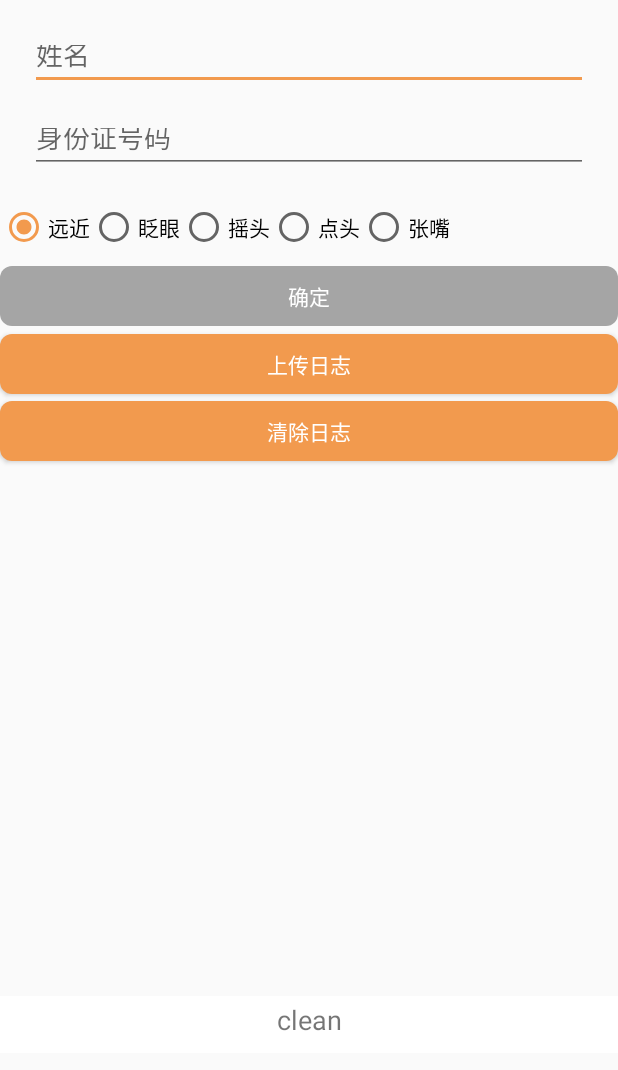
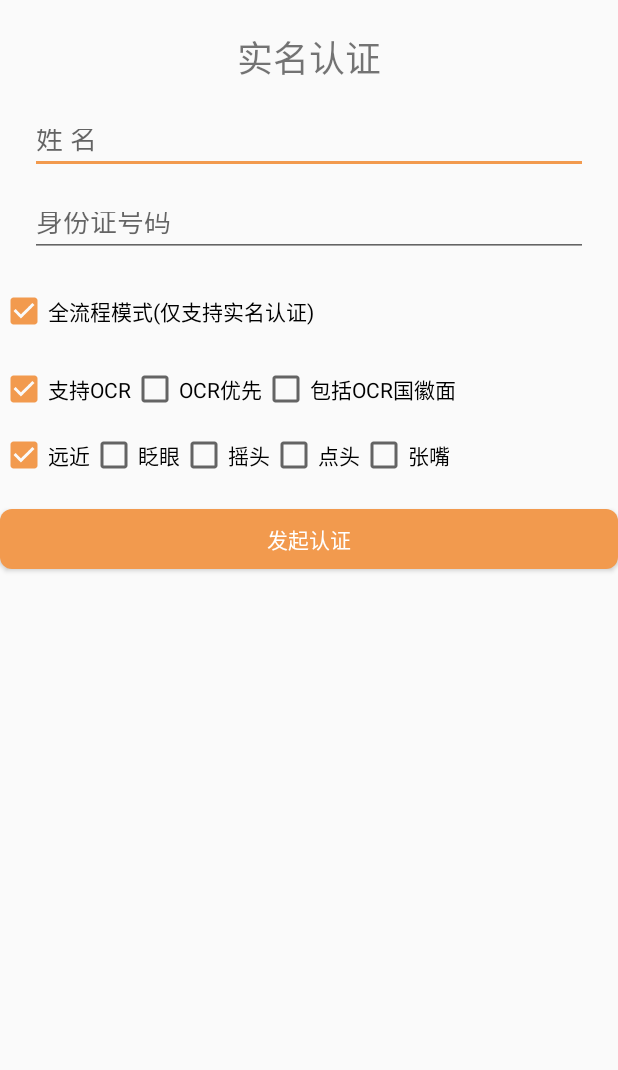
Before and after one commit to RD0086/fldt_for_android, an Android app: the PRActivity screen opened directly, with no data from a screen before it, on a phone screen of 412 x 824 dp. Shown: the top 1070 px of the screen. Run offline under Robolectric (Android 15) with nearby library versions, the light colour scheme and no system bars; libraries missing offline, so code that uses them is left out: com.esandinfo.livingdetection; 2 statements that could not run were skipped.

Commit message:
update : 更新sdk 及实名认证demo

```diff
--- a/demo/app/src/main/java/com/esand/activity/PRActivity.java
+++ b/demo/app/src/main/java/com/esand/activity/PRActivity.java
@@ -1,50 +1,38 @@
-/**
- * 实名认证
- */
 package com.esand.activity;
 
-import android.app.AlertDialog;
-import android.content.ClipData;
-import android.content.ClipboardManager;
-import android.content.Context;
-import android.content.DialogInterface;
 import android.os.Bundle;
 import android.os.Handler;
-import android.os.Looper;
 import android.os.Message;
-import android.support.annotation.Nullable;
 import android.support.v7.app.AppCompatActivity;
 import android.text.Editable;
 import android.text.TextWatcher;
-import android.util.Log;
 import android.view.MenuItem;
 import android.view.View;
 import android.widget.Button;
+import android.widget.CheckBox;
 import android.widget.EditText;
-import android.widget.RadioButton;
 import android.widget.TextView;
 
 import com.esand.activity.util.AppValidationMgr;
 import com.esand.activity.util.HTTPClient;
 import com.esand.activity.util.SaveDataUtil;
 import com.esandinfo.livingdetection.EsLivingDetectionManager;
+import com.esandinfo.livingdetection.bean.EsLDTInitConfig;
 import com.esandinfo.livingdetection.bean.EsLivingDetectResult;
 import com.esandinfo.livingdetection.biz.EsLivingDetectCallback;
 import com.esandinfo.livingdetection.constants.EsLivingDetectErrorCode;
 import com.esandinfo.livingdetection.util.AppExecutors;
 import com.esandinfo.livingdetection.util.GsonUtil;
-import com.esandinfo.livingdetection.util.MyLog;
 
 import java.util.Map;
 
+/**
+ * 实名认证 DEMO
+ */
 public class PRActivity extends AppCompatActivity implements View.OnClickListener, TextWatcher {
-
     private Button mBtnConfirm;
-    private Button uploadBtn;
-    private Button clearLogBtn;
     private EditText mEtCertNo;
     private EditText mEtCertName;
-    private TextView mTvClean;
     private TextView mTvInfo;
     private String mCertName;
     private String mCertNo;
@@ -52,19 +40,24 @@ public class PRActivity extends AppCompatActivity implements View.OnClickListene
     private Handler handler;
     private final int UPDATE_TEXT_VIEW = 0;
     private HTTPClient client;
-    private RadioButton btDistance;
-    private RadioButton btBlink;
-    private RadioButton btHeadShaking;
-    private RadioButton btNodding;
-    private RadioButton btMouthOpening;
-    int livingType = 1;
+    private CheckBox btDistance;
+    private CheckBox btBlink;
+    private CheckBox btHeadShaking;
+    private CheckBox btNodding;
+    private CheckBox btMouthOpening;
+    private CheckBox cbWithOCR;
+    private CheckBox cbOCRFirst;
+    private CheckBox cbIncFront;
+    private CheckBox cbMode;
+    private int livingType = 0; // 活体类型
 
     @Override
-    protected void onCreate(@Nullable Bundle savedInstanceState) {
+    protected void onCreate(Bundle savedInstanceState) {
         super.onCreate(savedInstanceState);
         setContentView(R.layout.activity_pr);
         initView();
         initData();
+
         handler = new Handler() {
             @Override
             public void handleMessage(Message msg) {
@@ -78,10 +71,6 @@ public class PRActivity extends AppCompatActivity implements View.OnClickListene
 
 
     private void initView() {
-        uploadBtn = findViewById(R.id.upload_log_btn);
-        uploadBtn.setOnClickListener(this);
-        clearLogBtn = findViewById(R.id.clear_log_btn);
-        clearLogBtn.setOnClickListener(this);
         mBtnConfirm = findViewById(R.id.btn_confirm);
         mBtnConfirm.setOnClickListener(this);
         mEtCertName = findViewById(R.id.et_cert_name);
@@ -91,26 +80,40 @@ public class PRActivity extends AppCompatActivity implements View.OnClickListene
         mEtCertName.setText(SaveDataUtil.getCertName(this));
         mEtCertNo.setText(SaveDataUtil.getCertNo(this));
         mTvInfo = findViewById(R.id.tv_info);
-        mTvClean = findViewById(R.id.tv_clean);
-        mTvClean.setOnClickListener(this);
 
-        btDistance = (RadioButton)findViewById(R.id.btDistance);
+        btDistance = (CheckBox)findViewById(R.id.btDistance);
         btDistance.setOnClickListener(this);
-        btBlink = (RadioButton)findViewById(R.id.btBlink);
+        btBlink = (CheckBox)findViewById(R.id.btBlink);
         btBlink.setOnClickListener(this);
-        btHeadShaking = (RadioButton)findViewById(R.id.btHeadShaking);
+        btHeadShaking = (CheckBox)findViewById(R.id.btHeadShaking);
         btHeadShaking.setOnClickListener(this);
-        btNodding = (RadioButton)findViewById(R.id.btNodding);
+        btNodding = (CheckBox)findViewById(R.id.btNodding);
         btNodding.setOnClickListener(this);
-        btMouthOpening = (RadioButton)findViewById(R.id.btMouthOpening);
+        btMouthOpening = (CheckBox)findViewById(R.id.btMouthOpening);
         btMouthOpening.setOnClickListener(this);
+        cbWithOCR = (CheckBox)findViewById(R.id.cbWithOCR);
+        cbWithOCR.setOnClickListener(this);
+        cbOCRFirst = (CheckBox)findViewById(R.id.cbOCRFirst);
+        cbOCRFirst.setOnClickListener(this);
+        cbIncFront = (CheckBox)findViewById(R.id.cbIncFront);
+        cbIncFront.setOnClickListener(this);
+        cbMode = (CheckBox)findViewById(R.id.cbMode);
+        cbMode.setOnClickListener(this);
         client = new HTTPClient(PRActivity.this);
     }
+
     private void initData() {
         manager = new EsLivingDetectionManager(PRActivity.this);
+        updateComfirmButtonStatus();
+    }
+
+    /**
+     * 更新按钮状态
+     */
+    private void updateComfirmButtonStatus() {
         mCertName = mEtCertName.getText().toString();
         mCertNo = mEtCertNo.getText().toString();
-        if (mCertName!=null && AppValidationMgr.isIDCard(mCertNo)) {
+        if (mCertName!=null && AppValidationMgr.isIDCard(mCertNo) || (cbMode!=null && cbMode.isChecked())) {
             mBtnConfirm.setEnabled(true);
             mBtnConfirm.setBackground(getResources().getDrawable(R.drawable.button_bg));
         } else {
@@ -133,84 +136,42 @@ public class PRActivity extends AppCompatActivity implements View.OnClickListene
             initData();
             SaveDataUtil.saveCertNo(PRActivity.this, mCertNo);
             SaveDataUtil.saveCertName(PRActivity.this, mCertName);
+            livingType = 0;
+            livingType = btDistance.isChecked()?livingType*10+1:livingType;
+            livingType = btBlink.isChecked()?livingType*10+2:livingType;
+            livingType = btHeadShaking.isChecked()?livingType*10+3:livingType;
+            livingType = btNodding.isChecked()?livingType*10+4:livingType;
+            livingType = btMouthOpening.isChecked()?livingType*10+5:livingType;
             //开始校验
             auth();
         }
 
-        if(view.getId() == uploadBtn.getId()){
-            final Context _this=this;
-            AppExecutors.getInstance().networkIO().execute(new Runnable() {
-                @Override
-                public void run() {
-                    final String logId = MyLog.uploadLogFile();
-                    Looper.prepare();
-                    AlertDialog.Builder builder = new AlertDialog.Builder(_this);
-                    //    设置Title的内容
-                    builder.setTitle("上传日志成功");
-                    //    设置Content来显示一个信息
-                    builder.setMessage("您的日志id为:"+logId);
-                    builder.setPositiveButton("复制id", new DialogInterface.OnClickListener()
-                    {
-                        @Override
-                        public void onClick(DialogInterface dialog, int which)
-                        {
-                            ClipboardManager mClipboardManager = (ClipboardManager) getSystemService(CLIPBOARD_SERVICE);
-                            //剪切板Data对象
-                            ClipData mClipData = ClipData.newPlainText("Simple test", logId);
-                            //把clip对象放在剪贴板中
-                            mClipboardManager.setPrimaryClip(mClipData);
-                        }
-                    });
-                    //    设置一个PositiveButton
-                    builder.setNegativeButton("确定", null);
-                    builder.create();
-                    builder.show();
-                    Looper.loop();
-                }
-            });
-        }
-
-        if(view.getId() == clearLogBtn.getId()){
-            MyLog.clearLog();
-        }
-
-        if (view.getId() == mTvClean.getId()) {
-            mTvInfo.setText("");
-        }
-        if (btDistance.getId() == view.getId()) {
-            livingType = 1;
-        }
-
-        if (btBlink.getId() == view.getId()) {
-            livingType = 2;
-        }
-
-        if (btHeadShaking.getId() == view.getId()) {
-            livingType = 3;
-        }
-
-        if (btNodding.getId() == view.getId()) {
-            livingType = 4;
-        }
-        if (btMouthOpening.getId() == view.getId()) {
-            livingType = 5;
-        }
+        updateComfirmButtonStatus();
     }
 
     private void auth() {
         AppExecutors.getInstance().networkIO().execute(new Runnable() {
             @Override
             public void run() {
-                EsLivingDetectResult result = manager.verifyInit(livingType);
+                EsLDTInitConfig config = new EsLDTInitConfig(livingType);
+                //config.setLivingType(livingType);
+                config.withOCR = cbWithOCR.isChecked();// OCR 版本
+                config.ocrFirst = cbOCRFirst.isChecked(); // OCR 优先
+                config.ocrIncFront = cbIncFront.isChecked(); // 是否包括身份证背面
+                if (cbMode.isChecked()) {
+                    config.mode = 1; // 是否包括身份证背面
+                }
+
+                EsLivingDetectResult result = manager.verifyInit(config);
                 if (EsLivingDetectErrorCode.ELD_SUCCESS == result.getCode()) {
                     String rsp = client.idInit(result.getData(),mCertName,mCertNo);
                     updateTextView("认证初始化返回数据："+rsp);
-                    Log.e("", "测试 rsp:" + rsp);
                     Map map = GsonUtil.getAllJson().fromJson(rsp, Map.class);
                     String token="";
                     if(map.get("token")!=null){
                         token=(String)map.get("token");
                     }
+
                     //初始化成功过 访问服务端进行初始化
                     manager.startLivingDetect(token, new EsLivingDetectCallback() {
                         @Override
@@ -221,8 +182,7 @@ public class PRActivity extends AppCompatActivity implements View.OnClickListene
                                     @Override
                                     public void run() {
                                         String auth = client.idAuth(result);
-                                        updateTextView("auth："+auth);
-                                        Log.e("", "测试 加密:" + auth);
+                                        updateTextView("实名认证结果："+auth);
                                     }
                                 });
                             } else {
@@ -241,21 +201,17 @@ public class PRActivity extends AppCompatActivity implements View.OnClickListene
     public void beforeTextChanged(CharSequence s, int start, int count, int after) {
 
     }
+
     @Override
     public void onTextChanged(CharSequence s, int start, int before, int count) {
-        if (mEtCertName!=null && AppValidationMgr.isIDCard(mEtCertNo.getText().toString())) {
-            mBtnConfirm.setEnabled(true);
-            mBtnConfirm.setBackground(getResources().getDrawable(R.drawable.button_bg));
-        } else {
-            mBtnConfirm.setEnabled(false);
-            mBtnConfirm.setBackground(getResources().getDrawable(R.drawable.button_unselect_bg));
-        }
+        updateComfirmButtonStatus();
     }
 
     @Override
     public void afterTextChanged(Editable s) {
 
     }
+
     @Override
     public boolean onOptionsItemSelected(MenuItem item) {
         switch (item.getItemId()) {
@@ -267,6 +223,4 @@ public class PRActivity extends AppCompatActivity implements View.OnClickListene
         }
         return super.onOptionsItemSelected(item);
     }
-
-
 }
--- a/demo/app/src/main/res/layout/activity_pr.xml
+++ b/demo/app/src/main/res/layout/activity_pr.xml
@@ -7,31 +7,20 @@
     android:layout_height="match_parent"
     android:fitsSystemWindows="true"
     tools:openDrawer="start">
+    <TextView
+        android:id="@+id/rpvTitle"
+        android:layout_width="match_parent"
+        android:layout_height="wrap_content"
+        android:text="实名认证"
+        android:textSize="24sp"
+        android:layout_marginTop="20dp"
+        android:gravity="center"
+        />
 
     <RelativeLayout
         android:layout_width="match_parent"
+        android:layout_below="@id/rpvTitle"
         android:layout_height="match_parent">
-
-        <Button
-            android:id="@+id/upload_log_btn"
-            android:layout_width="match_parent"
-            android:layout_height="40dp"
-            android:layout_below="@id/RadioGroupLayout"
-            android:layout_marginTop="55dp"
-            android:background="@drawable/button_bg"
-            android:text="上传日志"
-            android:textColor="@color/colorWhite" />
-
-        <Button
-            android:id="@+id/clear_log_btn"
-            android:layout_width="match_parent"
-            android:layout_height="40dp"
-            android:layout_below="@id/RadioGroupLayout"
-            android:layout_marginTop="100dp"
-            android:background="@drawable/button_bg"
-            android:text="清除日志"
-            android:textColor="@color/colorWhite" />
-
         <EditText
             android:id="@+id/et_cert_name"
             android:layout_width="match_parent"
@@ -39,7 +28,7 @@
             android:layout_marginStart="20dp"
             android:layout_marginTop="20dp"
             android:layout_marginEnd="20dp"
-            android:hint="姓名" />
+            android:hint="姓 名" />
         <EditText
             android:id="@+id/et_cert_no"
             android:layout_width="match_parent"
@@ -54,39 +43,80 @@
             android:id="@+id/RadioGroupLayout"
             android:layout_width="match_parent"
             android:layout_height="wrap_content">
-            <RadioGroup
-                android:id="@+id/livingTypeGroup"
+            <LinearLayout
+                android:id="@+id/modelSetting"
                 android:layout_width="wrap_content"
                 android:layout_marginTop="20dp"
                 android:layout_height="wrap_content"
                 android:orientation="horizontal" >
-                <RadioButton
+                <CheckBox
+                    android:id="@+id/cbMode"
+                    android:layout_width="wrap_content"
+                    android:layout_height="wrap_content"
+                    android:checked="true"
+                    android:text="全流程模式(仅支持实名认证)" />
+            </LinearLayout>
+            <LinearLayout
+                android:id="@+id/ocrSetting"
+                android:layout_below="@id/modelSetting"
+                android:layout_width="wrap_content"
+                android:layout_marginTop="20dp"
+                android:layout_height="wrap_content"
+                android:orientation="horizontal" >
+                <CheckBox
+                    android:id="@+id/cbWithOCR"
+                    android:layout_width="wrap_content"
+                    android:layout_height="wrap_content"
+                    android:checked="true"
+                    android:text="支持OCR" />
+                <CheckBox
+                    android:id="@+id/cbOCRFirst"
+                    android:layout_width="wrap_content"
+                    android:layout_height="wrap_content"
+                    android:text="OCR优先" />
+                <CheckBox
+                    android:id="@+id/cbIncFront"
+                    android:layout_width="wrap_content"
+                    android:layout_height="wrap_content"
+                    android:text="包括OCR国徽面" />
+            </LinearLayout>
+
+            <RadioGroup
+                android:id="@+id/livingTypeGroup"
+                android:layout_below="@id/ocrSetting"
+                android:layout_width="wrap_content"
+                android:layout_marginTop="12dp"
+                android:layout_height="wrap_content"
+                android:orientation="horizontal" >
+
+                <CheckBox
                     android:id="@+id/btDistance"
                     android:layout_width="wrap_content"
                     android:layout_height="wrap_content"
                     android:checked="true"
                     android:text="远近" />
-                <RadioButton
+                <CheckBox
                     android:id="@+id/btBlink"
                     android:layout_width="wrap_content"
                     android:layout_height="wrap_content"
                     android:text="眨眼" />
-                <RadioButton
+                <CheckBox
                     android:id="@+id/btHeadShaking"
                     android:layout_width="wrap_content"
                     android:layout_height="wrap_content"
                     android:text="摇头" />
-                <RadioButton
+                <CheckBox
                     android:id="@+id/btNodding"
                     android:layout_width="wrap_content"
                     android:layout_height="wrap_content"
                     android:text="点头" />
-                <RadioButton
+                <CheckBox
                     android:id="@+id/btMouthOpening"
                     android:layout_width="wrap_content"
                     android:layout_height="wrap_content"
                     android:text="张嘴" />
             </RadioGroup>
+
         </RelativeLayout>
 
         <Button
@@ -94,9 +124,9 @@
             android:layout_width="match_parent"
             android:layout_height="40dp"
             android:layout_below="@id/RadioGroupLayout"
-            android:layout_marginTop="10dp"
+            android:layout_marginTop="20dp"
             android:background="@drawable/button_bg"
-            android:text="确定"
+            android:text="发起认证"
             android:textColor="@color/colorWhite" />
 
         <RelativeLayout
@@ -122,27 +152,6 @@
                     android:layout_marginStart="20dp"
                     android:layout_marginEnd="20dp" />
             </ScrollView>
-
-            <LinearLayout
-                android:id="@+id/LinearLayout"
-                android:layout_width="match_parent"
-                android:layout_height="match_parent"
-                android:gravity="bottom"
-                android:orientation="horizontal">
-
-                <TextView
-                    android:id="@+id/tv_clean"
-                    android:layout_width="match_parent"
-                    android:layout_height="wrap_content"
-                    android:autoLink="all"
-                    android:background="@android:color/background_light"
-                    android:clickable="true"
-                    android:paddingTop="5px"
-                    android:paddingBottom="15px"
-                    android:text="clean"
-                    android:textAlignment="center"
-                    android:textSize="18sp" />
-            </LinearLayout>
         </RelativeLayout>
 
     </RelativeLayout>
```
